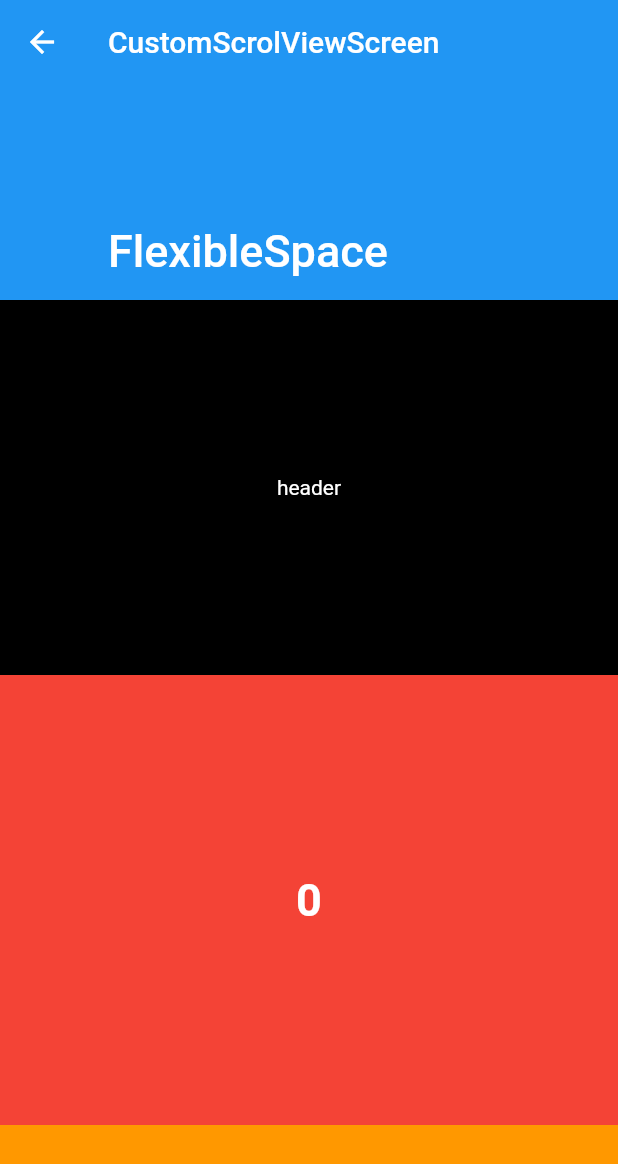
After one commit to AWKRID/SingleChildScrollView, a Flutter app: the screen it shows after launch, after a tap on "CustomScrollViewScreen", on a phone screen of 412 x 824 dp. The commit adds this screen. Shown: the top 1164 px of the screen. Run offline on Flutter 3.47's test engine with Material 2 defaults, Android fonts, the phone set to English and light mode, and no system bars.

Commit message:
Custom scroll view 추가

```diff
--- /dev/null
+++ b/lib/screen/custom_scroll_view.dart
@@ -0,0 +1,182 @@
+import 'package:flutter/material.dart';
+import 'package:singlechildscrollview/const/colors.dart';
+
+class _SliverFixedHeaderDelegate extends SliverPersistentHeaderDelegate {
+  final Widget child;
+  final double maxHeight;
+  final double minHeight;
+
+  _SliverFixedHeaderDelegate({
+    required this.maxHeight,
+    required this.minHeight,
+    required this.child,
+  });
+
+  @override
+  Widget build(
+      BuildContext context, double shrinkOffset, bool overlapsContent) {
+    return SizedBox.expand(
+      child: child,
+    );
+  }
+
+  // 최대 높이
+  @override
+  double get maxExtent => maxHeight;
+
+  // 최소 높이
+  @override
+  double get minExtent => minHeight;
+
+  // covariant - 상속된 class도 사용가능
+  // oldDelegate build 전에 존재하던 delegate
+  // 새로운 delegate -> this
+  // shouldRebuild -> 새로 build를 할지 말지를 결정
+  @override
+  bool shouldRebuild(_SliverFixedHeaderDelegate oldDelegate) {
+    return oldDelegate.minHeight != minHeight ||
+        oldDelegate.maxHeight != maxHeight ||
+        oldDelegate.child != child;
+  }
+}
+
+class CustomScrollViewScreen extends StatelessWidget {
+  final List<int> numbers = List.generate(100, (index) => index);
+
+  CustomScrollViewScreen({super.key});
+
+  @override
+  Widget build(BuildContext context) {
+    return Scaffold(
+      body: CustomScrollView(
+        // sliver: 넣을 수 있는 위젯이 특정화 Sliver로 시작.
+        slivers: [
+          renderSliverAppbar(),
+          renderHeader(),
+          renderBuilderSilverList(),
+          renderChildSliverGridBuilder(),
+          renderHeader(),
+          renderBuilderSilverList(),
+        ],
+      ),
+    );
+  }
+
+  // ListView 기본 생성자와 유사
+  SliverList renderChildSliverList() {
+    return SliverList(
+      delegate: SliverChildListDelegate(numbers
+          .map((e) => renderContainer(
+              color: rainbowColors[e % rainbowColors.length], index: e))
+          .toList()),
+    );
+  }
+
+  // ListView.builder 생성자와 유사
+
+  SliverList renderBuilderSilverList() {
+    return SliverList(
+      delegate: SliverChildBuilderDelegate(
+        (context, index) {
+          return renderContainer(
+              color: rainbowColors[index % rainbowColors.length], index: index);
+        },
+        childCount: 100,
+      ),
+    );
+  }
+
+  // GridView.count와 유사
+  SliverGrid renderChildSliverGrid() {
+    return SliverGrid(
+      delegate: SliverChildListDelegate(
+        numbers
+            .map((e) => renderContainer(
+                color: rainbowColors[e % rainbowColors.length], index: e))
+            .toList(),
+      ),
+      gridDelegate: SliverGridDelegateWithFixedCrossAxisCount(
+        crossAxisCount: 2,
+      ),
+    );
+  }
+
+  // GridView.builder와 유사
+  Widget renderChildSliverGridBuilder() {
+    return SliverGrid(
+      delegate: SliverChildBuilderDelegate(
+        (context, index) {
+          return renderContainer(
+              color: rainbowColors[index % rainbowColors.length], index: index);
+        },
+        childCount: 100,
+      ),
+      gridDelegate: SliverGridDelegateWithMaxCrossAxisExtent(
+        maxCrossAxisExtent: 150,
+      ),
+    );
+  }
+
+  // SliverAppbar
+  // floating: true - 올릴 때 Appbar가 보인다.
+  // pinned: true - Appbar가 고정
+  // snap: true - 살짝 움직이는 방향으로 Appbar가 움직임. (floating이 true인 경우에만 쓸 수 있다)
+  // strech: 최상단에서 아래로 scroll시 appbar의 아래 부분이 당겨져온다.
+  // expandedHeight - Appbar의 크기를 증가.
+  // flexiblespace : expandedHeight와 collapsedHeight에 따라 영역이 결정
+
+  SliverAppBar renderSliverAppbar() {
+    return SliverAppBar(
+      floating: true,
+      pinned: false,
+      snap: true,
+      stretch: true,
+      expandedHeight: 200,
+      collapsedHeight: 150,
+      flexibleSpace: FlexibleSpaceBar(
+        title: Text('FlexibleSpace'),
+      ),
+      title: Text('CustomScrolViewScreen'),
+    );
+  }
+
+  // pinned - header가 쌓인다.
+  SliverPersistentHeader renderHeader(){
+    return SliverPersistentHeader(
+      pinned: true,
+      delegate: _SliverFixedHeaderDelegate(
+          child: Container(
+            color: Colors.black,
+            child: Center(
+              child: Text(
+                'header',
+                style: TextStyle(
+                  color: Colors.white,
+                ),
+              ),
+            ),
+          ),
+          maxHeight: 250,
+          minHeight: 100),
+    );
+  }
+  Widget renderContainer(
+      {required Color color, required int index, double? height}) {
+    return Container(
+      // key 값이 다르면 다른 container로 인식
+      key: Key(index.toString()),
+      height: height ?? 300,
+      color: color,
+      child: Center(
+        child: Text(
+          index.toString(),
+          style: TextStyle(
+            color: Colors.white,
+            fontWeight: FontWeight.w700,
+            fontSize: 30.0,
+          ),
+        ),
+      ),
+    );
+  }
+}
--- a/lib/screen/home_screen.dart
+++ b/lib/screen/home_screen.dart
@@ -1,5 +1,6 @@
 import 'package:flutter/material.dart';
 import 'package:singlechildscrollview/layout/main_layout.dart';
+import 'package:singlechildscrollview/screen/custom_scroll_view.dart';
 import 'package:singlechildscrollview/screen/grid_view_screen.dart';
 import 'package:singlechildscrollview/screen/list_view_screen.dart';
 import 'package:singlechildscrollview/screen/reorderable_list_view_screen.dart';
@@ -33,6 +34,10 @@ class HomeScreen extends StatelessWidget {
       builder: (_) => ReorderableListViewScreen(),
       name: 'ReorderableListViewScreen',
     ),
+    ScreenModel(
+      builder: (_) => CustomScrollViewScreen(),
+      name: 'CustomScrollViewScreen',
+    ),
   ];
 
   HomeScreen({super.key});
```
